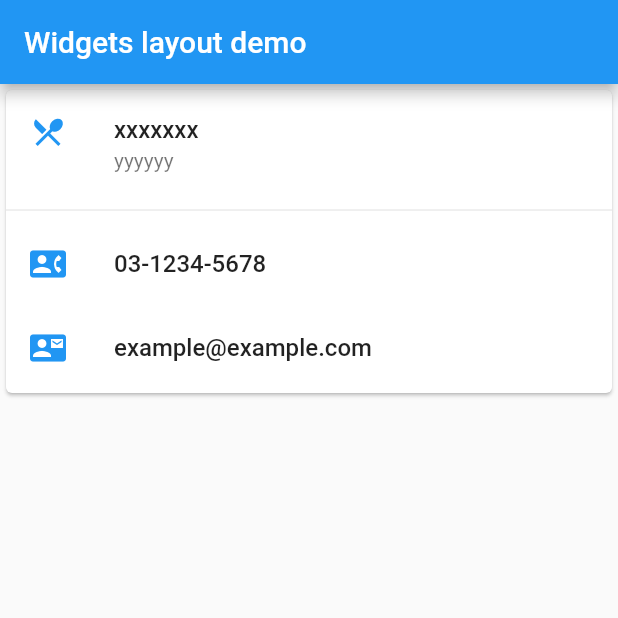
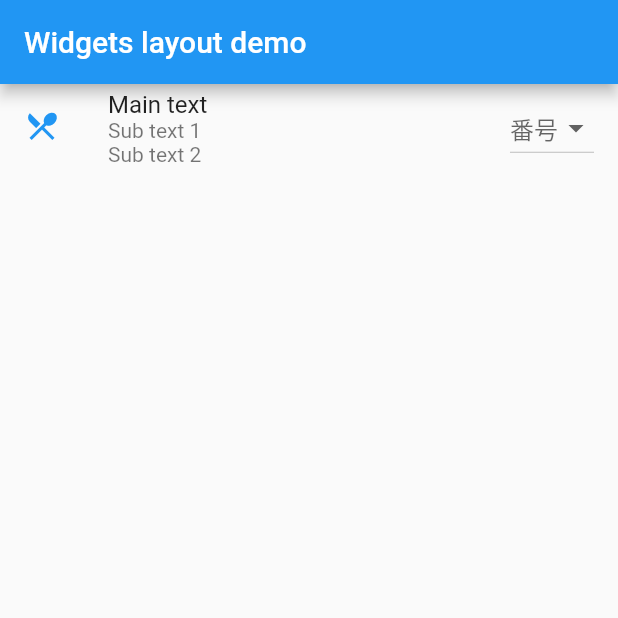
Before and after one commit to machi-nordot/flutter_example, a Flutter app: the screen it shows after launch, on a phone screen of 412 x 824 dp, the top half of it. Run offline on Flutter 3.47's test engine with Material 2 defaults, Android fonts, the phone set to English and light mode, and no system bars.

Commit message:
bible-3-2-2-widget-layout-list-tile

```diff
--- a/lib/main.dart
+++ b/lib/main.dart
@@ -11,40 +11,24 @@ class MyApp extends StatelessWidget {
       appBar: AppBar(
         title: Text('Widgets layout demo'),
       ),
-      body: _buildCard(),
+      body: _buildListTile(),
     ),
   );
 
-  Widget _buildCard() => SizedBox(
-    height: 210,
-    child: Card(
-      child: Column(
-        children: <Widget>[
-          ListTile(
-            title: Text('xxxxxxx', style: TextStyle(fontWeight: FontWeight.w500)),
-            subtitle: Text('yyyyyy'),
-            leading: Icon(
-              Icons.restaurant_menu,
-              color: Colors.blue[500],
-            ),
-          ),
-          Divider(),
-          ListTile(
-            title: Text('03-1234-5678', style: TextStyle(fontWeight: FontWeight.w500)),
-            leading: Icon(
-              Icons.contact_phone,
-              color: Colors.blue[500],
-            )
-          ),
-          ListTile(
-            title: Text('example@example.com', style: TextStyle(fontWeight: FontWeight.w500)),
-            leading: Icon(
-              Icons.contact_mail,
-              color: Colors.blue[500],
-            )
-          ),
-        ],
-      )
+  Widget _buildListTile() => ListTile(
+    leading: Icon(
+      Icons.restaurant_menu,
+      color: Colors.blue[500],
     ),
+    title: Text('Main text'),
+    subtitle: Text('Sub text 1\nSub text 2'),
+    trailing: DropdownButton(
+      hint: Text('番号'),
+      items: ['1', '2', '3', '4'].map((value) => DropdownMenuItem(
+        value: value,
+        child: Text(value),
+      )).toList(),
+      onChanged: (value) {},
+    )
   );
 }
```
